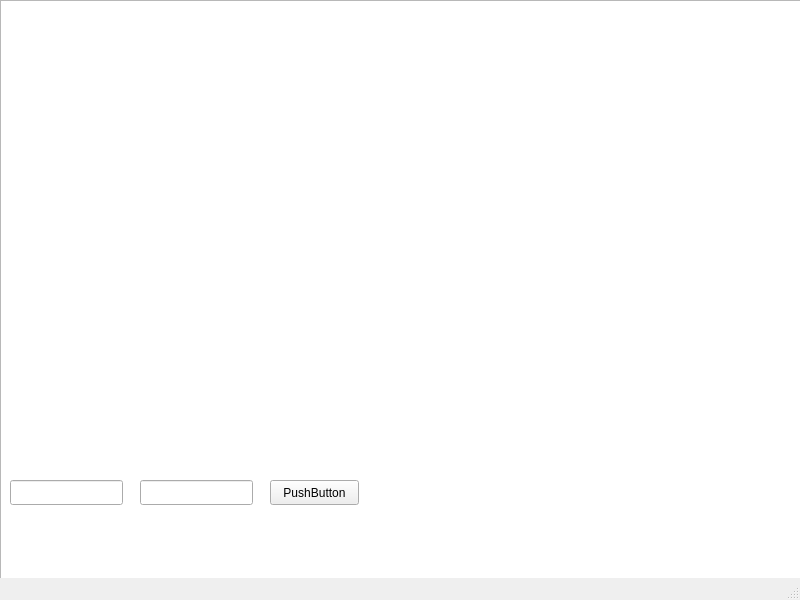
Before: the Qt Designer form mainwindow.ui in tianrking/qgroundcontrol, drawn with Qt 5.
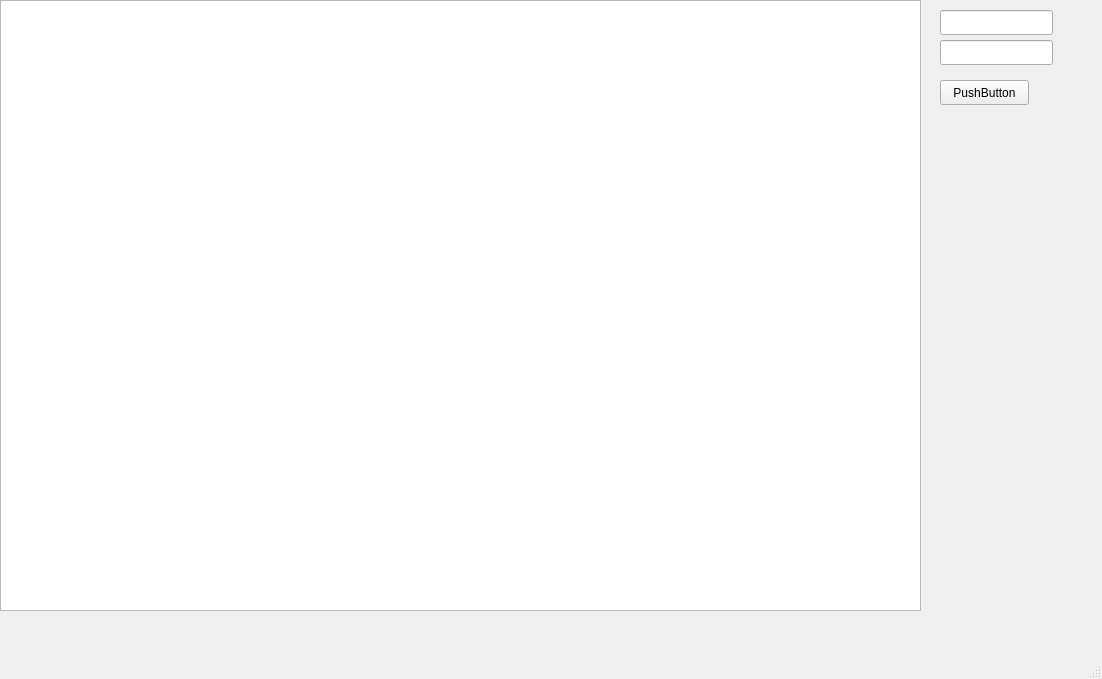
After: the same form once the commit is applied.

Commit message: On branch QT6_MAP_CUSTOM  Add mxn Picture Display  Changes to be committed: 	modified:   mainwindow.cpp 	modified:   mainwindow.h 	modified:   mainwindow.ui

```diff
--- a/mainwindow.ui
+++ b/mainwindow.ui
@@ -6,8 +6,8 @@
    <rect>
     <x>0</x>
     <y>0</y>
-    <width>800</width>
-    <height>600</height>
+    <width>1102</width>
+    <height>679</height>
    </rect>
   </property>
   <property name="windowTitle">
@@ -19,16 +19,16 @@
      <rect>
       <x>0</x>
       <y>0</y>
-      <width>801</width>
-      <height>581</height>
+      <width>921</width>
+      <height>611</height>
      </rect>
     </property>
    </widget>
    <widget class="QLineEdit" name="lineEdit">
     <property name="geometry">
      <rect>
-      <x>10</x>
-      <y>480</y>
+      <x>940</x>
+      <y>10</y>
       <width>113</width>
       <height>25</height>
      </rect>
@@ -37,8 +37,8 @@
    <widget class="QLineEdit" name="lineEdit_2">
     <property name="geometry">
      <rect>
-      <x>140</x>
-      <y>480</y>
+      <x>940</x>
+      <y>40</y>
       <width>113</width>
       <height>25</height>
      </rect>
@@ -47,8 +47,8 @@
    <widget class="QPushButton" name="pushButton">
     <property name="geometry">
      <rect>
-      <x>270</x>
-      <y>480</y>
+      <x>940</x>
+      <y>80</y>
       <width>89</width>
       <height>25</height>
      </rect>
```
Left out of the diff: 2 changed lines with no effect on the pictures. The commit also changes 2 other files.
